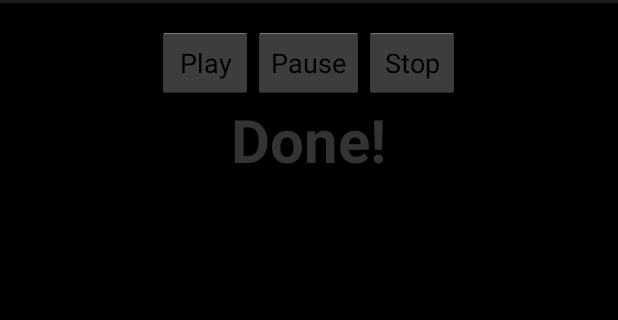
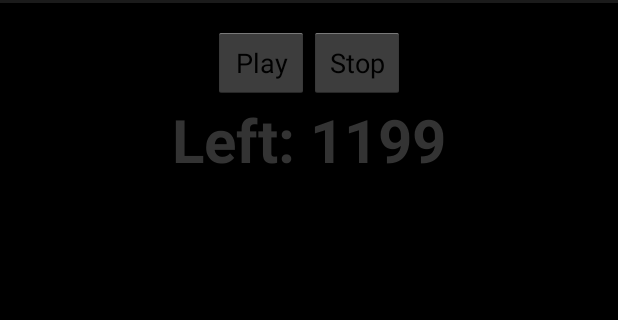
Before and after one commit to gazofnaz/Android-Meditation_Timer, an Android app: the screen it shows after launch (MainActivity), after a tap on "Play", on a phone screen of 412 x 824 dp, the part 69-389 px from its top. Run offline under Robolectric (Android 15) with nearby library versions, the phone set to English and light mode, and no system bars.

Commit message:
Improve functionality of Start/Stop
Made the Start/Stop buttons work. Timer can now be reset.

```diff
--- a/src/main/java/com/gazmx/meditationtimer/MainActivity.java
+++ b/src/main/java/com/gazmx/meditationtimer/MainActivity.java
@@ -13,7 +13,6 @@ public class MainActivity extends Activity {
 
     MediaPlayer mpAudio;
     Button b_play;
-    Button b_pause;
     Button b_stop;
     MyCount counter;
 
@@ -24,26 +23,16 @@ public class MainActivity extends Activity {
         //set view to my xml file
         setContentView(R.layout.activity_main);
 
-        //set music
-        mpAudio = MediaPlayer.create(this, R.raw.singingbowl);
-
-        //start counter
-        counter = new MyCount(5000,1000);
-        counter.start();
-
         //action for play
         b_play = (Button) findViewById(R.id.b_play);
         b_play.setOnClickListener(new View.OnClickListener() {
             public void onClick(View v) {
-                mpAudio.start();
-            }
-        });
-
-        //action for pause
-        b_pause = (Button) findViewById(R.id.b_pause);
-        b_pause.setOnClickListener(new View.OnClickListener() {
-            public void onClick(View v) {
-                mpAudio.pause();
+                //set music
+                mpAudio = MediaPlayer.create(MainActivity.this, R.raw.singingbowl);
+                //instantiate counter 1200000 = 20 minutes
+                counter = new MyCount(1200000,1000);
+                //start counter
+                counter.start();
             }
         });
 
@@ -51,16 +40,15 @@ public class MainActivity extends Activity {
         b_stop = (Button) findViewById(R.id.b_stop);
         b_stop.setOnClickListener(new View.OnClickListener() {
             public void onClick(View v) {
+                counter.cancel();
                 mpAudio.stop();
             }
         });
-
-
     }
 
     public class MyCount extends CountDownTimer{
 
-        //not sure what this does
+        //Constructor, using name of the class, super passes it to parent?
         public MyCount(long millisInFuture, long countDownInterval) {
             super(millisInFuture, countDownInterval);
         }
--- a/src/main/res/layout/activity_main.xml
+++ b/src/main/res/layout/activity_main.xml
@@ -24,12 +24,6 @@
                 android:layout_height="wrap_content"
                 android:weightSum="1"/>
 
-        <Button
-                android:id="@+id/b_pause"
-                android:text="@string/b_pause"
-                android:layout_width="wrap_content"
-                android:layout_height="wrap_content"
-                android:weightSum="1"/>
         <Button
                 android:id="@+id/b_stop"
                 android:text="@string/b_stop"
```
